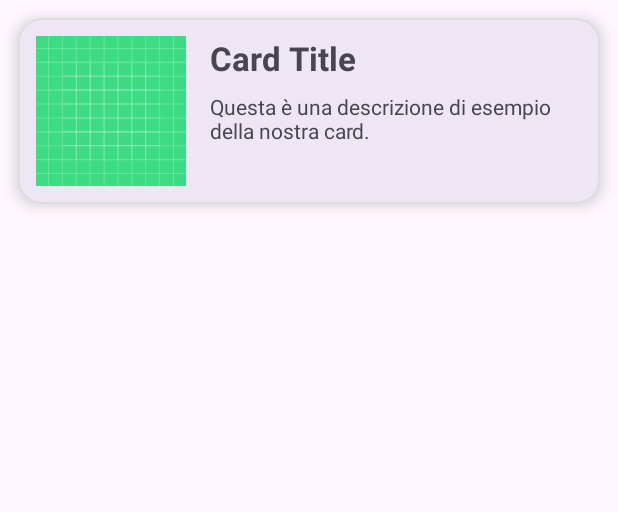
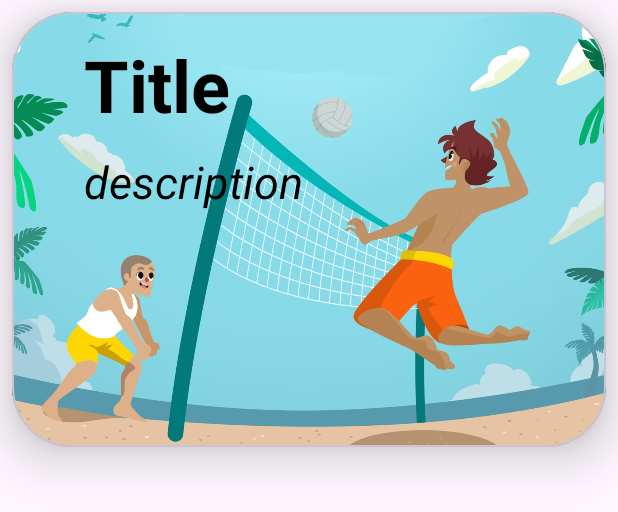
Before and after one commit to Chris-pgl/CardView_SportApp, an Android app: the layout card_item_layout.xml on its own in the app's theme, with its tools: preview values and no code run, on a phone screen of 412 x 824 dp. Shown: the top 512 px of the screen. Run offline under Robolectric (Android 15) with nearby library versions, the phone set to English and light mode, and no system bars.

Commit message:
refactory my cardView

```diff
--- a/app/src/main/res/layout/card_item_layout.xml
+++ b/app/src/main/res/layout/card_item_layout.xml
@@ -1,59 +1,60 @@
 <?xml version="1.0" encoding="utf-8"?>
 
-<com.google.android.material.card.MaterialCardView layout_width="match_parent"
+<com.google.android.material.card.MaterialCardView
     xmlns:android="http://schemas.android.com/apk/res/android"
     xmlns:app="http://schemas.android.com/apk/res-auto"
+    xmlns:tools="http://schemas.android.com/tools"
     android:layout_width="match_parent"
-    android:layout_height="wrap_content"
-    android:layout_margin="12dp"
-
-    app:cardCornerRadius="16dp"
-    app:cardElevation="6dp"
-    app:strokeWidth="1dp"
-    app:strokeColor="#DDDDDD">
+    android:layout_height="290dp"
+    app:cardBackgroundColor="@color/black"
+    app:cardCornerRadius="40dp"
+    app:cardElevation="20dp"
+    android:layout_margin="8dp"
+    >
 
     <androidx.constraintlayout.widget.ConstraintLayout
         android:layout_width="match_parent"
-        android:layout_height="wrap_content"
-        android:padding="12dp">
+        android:layout_height="match_parent">
 
         <ImageView
-            android:id="@+id/card_image"
-            android:layout_width="100dp"
-            android:layout_height="100dp"
+            android:id="@+id/imageview"
+            android:layout_width="0dp"
+            android:layout_height="wrap_content"
             android:scaleType="centerCrop"
-            android:src="@drawable/ic_launcher_background"
-
+            android:src="@drawable/volley"
+            app:layout_constraintEnd_toEndOf="parent"
             app:layout_constraintStart_toStartOf="parent"
-            app:layout_constraintTop_toTopOf="parent"
-            app:layout_constraintBottom_toBottomOf="parent"/>
+            app:layout_constraintTop_toTopOf="parent" />
 
         <TextView
-            android:id="@+id/card_title"
-            android:layout_width="0dp"
+            android:id="@+id/textview"
+            android:layout_width="wrap_content"
             android:layout_height="wrap_content"
-            android:layout_marginStart="16dp"
-            android:text="Card Title"
-            android:textSize="22sp"
+            android:layout_marginStart="48dp"
+            android:layout_marginTop="16dp"
+            android:text="Title"
+            android:textColor="@color/black"
+            android:textSize="48dp"
             android:textStyle="bold"
-
-            app:layout_constraintStart_toEndOf="@id/card_image"
-            app:layout_constraintEnd_toEndOf="parent"
-            app:layout_constraintTop_toTopOf="@id/card_image"/>
+            app:layout_constraintStart_toStartOf="@+id/imageview"
+            app:layout_constraintTop_toTopOf="@+id/imageview" />
 
         <TextView
-            android:id="@+id/card_description"
-            android:layout_width="0dp"
+            android:id="@+id/textdescription"
+            android:layout_width="wrap_content"
             android:layout_height="wrap_content"
-            android:layout_marginStart="16dp"
-            android:layout_marginTop="8dp"
-            android:text="Questa è una descrizione di esempio della nostra card."
-            android:textSize="14sp"
+            android:layout_marginStart="48dp"
+            android:layout_marginTop="12dp"
+            android:text="description"
+            android:textColor="@color/black"
+            android:textSize="30dp"
+            android:textStyle="italic"
+            app:layout_constraintStart_toStartOf="@+id/imageview"
+            app:layout_constraintTop_toBottomOf="@+id/textview" />
 
-            app:layout_constraintStart_toEndOf="@id/card_image"
-            app:layout_constraintEnd_toEndOf="parent"
-            app:layout_constraintTop_toBottomOf="@id/card_title"/>
 
     </androidx.constraintlayout.widget.ConstraintLayout>
 
+
+
 </com.google.android.material.card.MaterialCardView>
```
Also changed, not shown: app/src/main/res/drawable/basketball.png (added), app/src/main/res/drawable/football.png (added), app/src/main/res/drawable/ping.png (added), app/src/main/res/drawable/tennis.png (added), app/src/main/res/drawable/volley.png (added), 1 other file.
